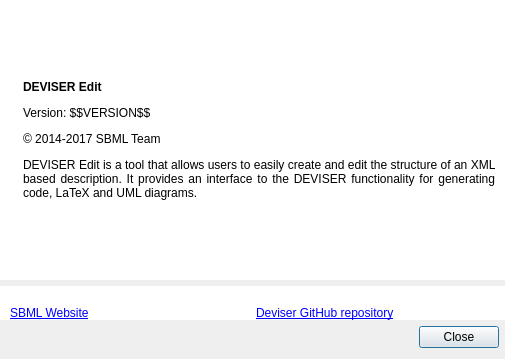
Before: the Qt Designer form ui/dialogabout.ui in sbmlteam/QtDeviser, drawn with Qt 5.
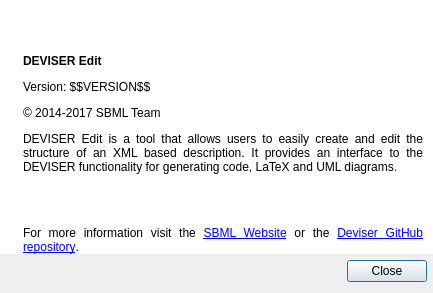
After: the same form once the commit is applied. Icons and pictures are not drawn.

Commit message: - issue #109721938: combine clickable lables

What changed in the file:
```diff
--- a/ui/dialogabout.ui
+++ b/ui/dialogabout.ui
@@ -9,8 +9,8 @@
    <rect>
     <x>0</x>
     <y>0</y>
-    <width>532</width>
-    <height>500</height>
+    <width>557</width>
+    <height>339</height>
    </rect>
   </property>
   <property name="sizePolicy">
@@ -45,21 +45,8 @@
    <property name="rightMargin">
     <number>0</number>
    </property>
-   <item row="3" column="0">
-    <widget class="QDialogButtonBox" name="buttonBox">
-     <property name="autoFillBackground">
-      <bool>false</bool>
-     </property>
-     <property name="orientation">
-      <enum>Qt::Horizontal</enum>
-     </property>
-     <property name="standardButtons">
-      <set>QDialogButtonBox::Close</set>
-     </property>
-    </widget>
-   </item>
    <item row="0" column="0" rowspan="2" colspan="2">
-    <widget class="QWidget" name="" native="true">
+    <widget class="QWidget" name="widget" native="true">
      <property name="styleSheet">
       <string notr="true">background-color: rgb(255, 255, 255);</string>
      </property>
@@ -78,6 +65,12 @@
       </property>
       <item>
        <widget class="QLabel" name="label_2">
+        <property name="sizePolicy">
+         <sizepolicy hsizetype="Minimum" vsizetype="Minimum">
+          <horstretch>0</horstretch>
+          <verstretch>0</verstretch>
+         </sizepolicy>
+        </property>
         <property name="autoFillBackground">
          <bool>false</bool>
         </property>
@@ -100,8 +93,14 @@
           <verstretch>0</verstretch>
          </sizepolicy>
         </property>
+        <property name="maximumSize">
+         <size>
+          <width>400</width>
+          <height>16777215</height>
+         </size>
+        </property>
         <property name="text">
-         <string>&lt;html&gt;&lt;head/&gt;&lt;body&gt;&lt;p align=&quot;justify&quot;&gt;&lt;br/&gt;&lt;/p&gt;&lt;p align=&quot;justify&quot;&gt;&lt;br/&gt;&lt;/p&gt;&lt;p align=&quot;justify&quot;&gt;&lt;span style=&quot; font-weight:600;&quot;&gt;DEVISER Edit&lt;/span&gt;&lt;/p&gt;&lt;p align=&quot;justify&quot;&gt;Version: $$VERSION$$&lt;/p&gt;&lt;p align=&quot;justify&quot;&gt;© 2014-2017 SBML Team&lt;/p&gt;&lt;p align=&quot;justify&quot;&gt;DEVISER Edit is a tool that allows users to easily create and edit the structure of an XML based description. It provides an interface to the DEVISER functionality for generating code, LaTeX and UML diagrams.&lt;/p&gt;&lt;/p&gt;&lt;p align=&quot;justify&quot;&gt;&lt;br/&gt;&lt;/p&gt;&lt;p align=&quot;justify&quot;&gt;&lt;/p&gt;&lt;p align=&quot;justify&quot;&gt;&lt;br/&gt;&lt;/body&gt;&lt;/html&gt;</string>
+         <string>&lt;html&gt;&lt;head/&gt;&lt;body&gt;&lt;p align=&quot;justify&quot;&gt;&lt;br/&gt;&lt;br/&gt;&lt;/p&gt;&lt;p align=&quot;justify&quot;&gt;&lt;span style=&quot; font-weight:600;&quot;&gt;DEVISER Edit&lt;/span&gt;&lt;/p&gt;&lt;p align=&quot;justify&quot;&gt;Version: $$VERSION$$&lt;/p&gt;&lt;p align=&quot;justify&quot;&gt;© 2014-2017 SBML Team&lt;/p&gt;&lt;p align=&quot;justify&quot;&gt;DEVISER Edit is a tool that allows users to easily create and edit the structure of an XML based description. It provides an interface to the DEVISER functionality for generating code, LaTeX and UML diagrams.&lt;/p&gt;&lt;p align=&quot;justify&quot;&gt;&lt;br/&gt;&lt;/p&gt;&lt;p align=&quot;justify&quot;&gt;For more information visit the &lt;a href=&quot;http://sbml.org&quot;&gt;&lt;span style=&quot; text-decoration: underline; color:#0000ff;&quot;&gt;SBML Website&lt;/span&gt;&lt;/a&gt; or the &lt;a href=&quot;https://github.com/sbmlteam/deviser&quot;&gt;&lt;span style=&quot; text-decoration: underline; color:#0000ff;&quot;&gt;Deviser GitHub repository&lt;/span&gt;&lt;/a&gt;.&lt;/p&gt;&lt;/body&gt;&lt;/html&gt;</string>
         </property>
         <property name="textFormat">
          <enum>Qt::RichText</enum>
@@ -120,71 +119,19 @@
      </layout>
     </widget>
    </item>
-    <item row="2" column="0" colspan="2">
-      <widget class="QWidget" name="" native="true">
-        <property name="styleSheet">
-          <string notr="true">background-color: rgb(255, 255, 255);</string>
-        </property>
-        <layout class="QHBoxLayout" name="horizontalLayout1">
-          <property name="leftMargin">
-            <number>10</number>
-          </property>
-          <property name="topMargin">
-            <number>20</number>
-          </property>
-          <property name="rightMargin">
-            <number>10</number>
-          </property>
-          <property name="bottomMargin">
-            <number>0</number>
-          </property>
-          <item>
-            <widget class="QLabel" name="label_3">
-              <property name="sizePolicy">
-                <sizepolicy hsizetype="Preferred" vsizetype="Preferred">
-                  <horstretch>0</horstretch>
-                  <verstretch>0</verstretch>
-                </sizepolicy>
-              </property>
-              <property name="text">
-                <string>&lt;a href=&quot;http://sbml.org&quot;&gt;SBML Website&lt;/a&gt;</string>
-              </property>
-              <property name="textFormat">
-                <enum>Qt::RichText</enum>
-              </property>
-              <property name="textInteractionFlags">
-                <enum>Qt::TextBrowserInteraction</enum>
-              </property>
-              <property name="openExternalLinks">
-                <bool>true</bool>
-              </property>
-            </widget>
-          </item>
-          <item>
-            <widget class="QLabel" name="label_4">
-              <property name="sizePolicy">
-                <sizepolicy hsizetype="Preferred" vsizetype="Preferred">
-                  <horstretch>0</horstretch>
-                  <verstretch>0</verstretch>
-                </sizepolicy>
-              </property>
-              <property name="text">
-                <string>&lt;a href=&quot;https://github.com/sbmlteam/deviser&quot;&gt;Deviser GitHub repository&lt;/a&gt;</string>
-              </property>
-              <property name="textFormat">
-                <enum>Qt::RichText</enum>
-              </property>
-              <property name="textInteractionFlags">
-                <enum>Qt::TextBrowserInteraction</enum>
-              </property>
-              <property name="openExternalLinks">
-                <bool>true</bool>
-              </property>
-            </widget>
-          </item>
-        </layout>
-      </widget>
-    </item>
+   <item row="2" column="0">
+    <widget class="QDialogButtonBox" name="buttonBox">
+     <property name="autoFillBackground">
+      <bool>false</bool>
+     </property>
+     <property name="orientation">
+      <enum>Qt::Horizontal</enum>
+     </property>
+     <property name="standardButtons">
+      <set>QDialogButtonBox::Close</set>
+     </property>
+    </widget>
+   </item>
   </layout>
  </widget>
  <resources>
```
Left out of the diff: 3 changed lines with no effect on the pictures.
